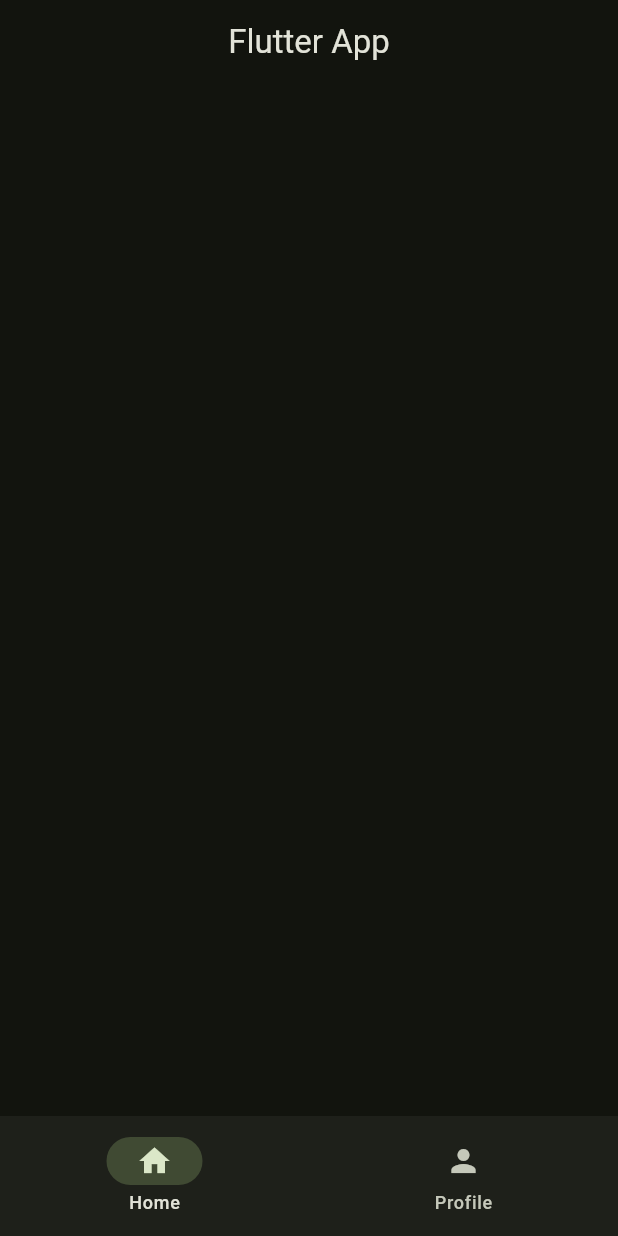
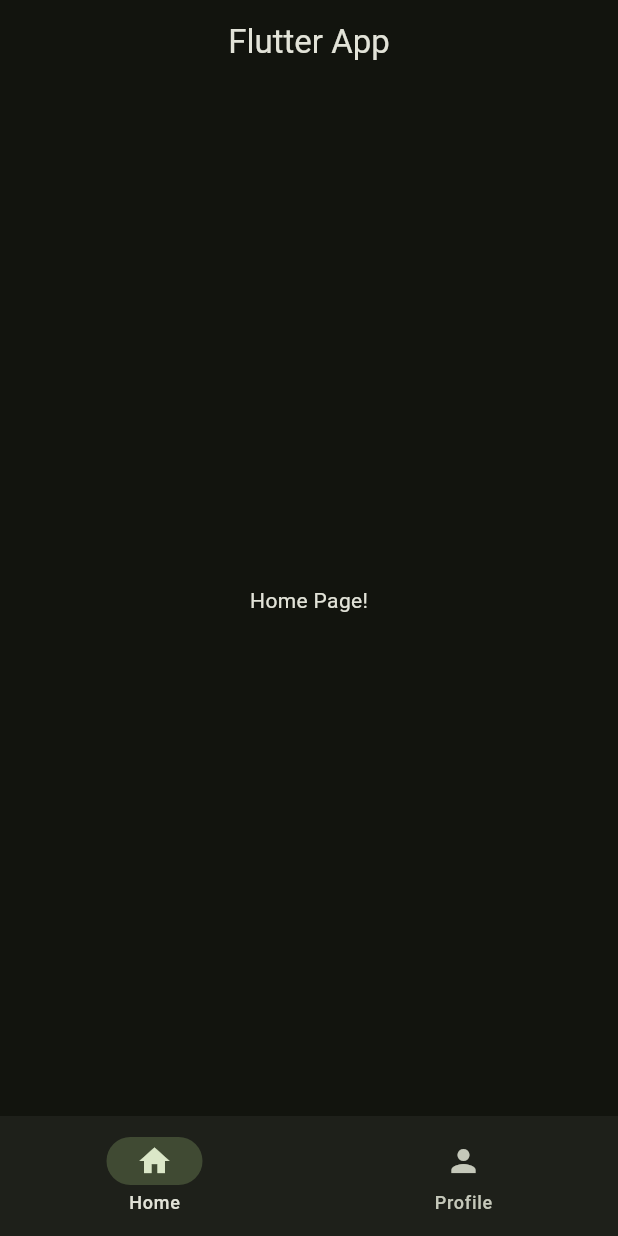
Before and after one commit to rizwanmustafa/summer-2025-internship-flutter_mapp-flutter_course, a Flutter app: the screen it shows after launch, on a phone screen of 412 x 824 dp. Run offline on Flutter 3.47's test engine with Material 3 defaults, Android fonts, the phone set to English and light mode, and no system bars.

Commit message:
feat: completed till challenge

```diff
--- /dev/null
+++ b/lib/data/notifiers.dart
@@ -0,0 +1,7 @@
+// ValueNotifier: This one holds the data
+// ValueListenableBuilder: This one listens to the data. It will change according to the data
+// Using the above things, we don't need setState
+
+import 'package:flutter/material.dart';
+
+ValueNotifier<int> selectedPageNotifier = ValueNotifier<int>(0);
--- a/lib/main.dart
+++ b/lib/main.dart
@@ -1,14 +1,27 @@
 import 'package:flutter/material.dart';
+import 'package:flutter_tutorial/views/widget_tree.dart';
 
 void main() {
   runApp(const MyApp());
 }
 
-const appTitle = 'Flutter App';
+// stateful can refresh
+// stateless cannot refresh
+// setState can be used to refresh
 
-// stateless
-// material app
-// scaffold
+class MyHomePage extends StatefulWidget {
+  const MyHomePage({super.key});
+
+  @override
+  State<MyHomePage> createState() => _MyHomePageState();
+}
+
+class _MyHomePageState extends State<MyHomePage> {
+  @override
+  Widget build(BuildContext context) {
+    return WidgetTree();
+  }
+}
 
 class MyApp extends StatelessWidget {
   const MyApp({super.key});
@@ -24,20 +37,7 @@ class MyApp extends StatelessWidget {
         ),
       ),
 
-      home: Scaffold(
-        appBar: AppBar(title: Text(appTitle), centerTitle: true),
-
-        bottomNavigationBar: NavigationBar(
-          destinations: [
-            NavigationDestination(icon: Icon(Icons.home), label: 'Home'),
-            NavigationDestination(icon: Icon(Icons.person), label: 'Profile'),
-          ],
-          selectedIndex: 0,
-          onDestinationSelected: (destination) {
-            print('User clicked on destination $destination');
-          },
-        ),
-      ),
+      home: MyHomePage(),
     );
   }
 }
--- /dev/null
+++ b/lib/views/pages/home_page.dart
@@ -0,0 +1,10 @@
+import 'package:flutter/material.dart';
+
+class HomePage extends StatelessWidget {
+  const HomePage({super.key});
+
+  @override
+  Widget build(BuildContext context) {
+    return Center(child: Text('Home Page!'));
+  }
+}
--- /dev/null
+++ b/lib/views/pages/profile_page.dart
@@ -0,0 +1,10 @@
+import 'package:flutter/material.dart';
+
+class ProfilePage extends StatelessWidget {
+  const ProfilePage({super.key});
+
+  @override
+  Widget build(BuildContext context) {
+    return Center(child: Text('Profile Page!'));
+  }
+}
--- /dev/null
+++ b/lib/views/widget_tree.dart
@@ -0,0 +1,28 @@
+import 'package:flutter/material.dart';
+import 'package:flutter_tutorial/data/notifiers.dart';
+import 'package:flutter_tutorial/views/pages/home_page.dart';
+import 'package:flutter_tutorial/views/pages/profile_page.dart';
+import 'widgets/navbar_widget.dart';
+
+const appTitle = 'Flutter App';
+
+List<Widget> pages = [HomePage(), ProfilePage()];
+
+class WidgetTree extends StatelessWidget {
+  const WidgetTree({super.key});
+
+  @override
+  Widget build(BuildContext context) {
+    return Scaffold(
+      appBar: AppBar(title: Text(appTitle), centerTitle: true),
+
+      body: ValueListenableBuilder(
+        valueListenable: selectedPageNotifier,
+        builder: (context, selectedPageIndex, child) =>
+            pages.elementAt(selectedPageIndex),
+      ),
+
+      bottomNavigationBar: NavbarWidget(),
+    );
+  }
+}
--- /dev/null
+++ b/lib/views/widgets/navbar_widget.dart
@@ -0,0 +1,25 @@
+import 'package:flutter/material.dart';
+import 'package:flutter_tutorial/data/notifiers.dart';
+
+class NavbarWidget extends StatelessWidget {
+  const NavbarWidget({super.key});
+
+  @override
+  Widget build(BuildContext context) {
+    return ValueListenableBuilder(
+      valueListenable: selectedPageNotifier,
+      builder: (context, selectedPage, child) => NavigationBar(
+        destinations: [
+          NavigationDestination(icon: Icon(Icons.home), label: 'Home'),
+          NavigationDestination(icon: Icon(Icons.person), label: 'Profile'),
+        ],
+        selectedIndex: selectedPage,
+        onDestinationSelected: (destination) {
+          print('User clicked on destination $destination');
+
+          selectedPageNotifier.value = destination;
+        },
+      ),
+    );
+  }
+}
```
